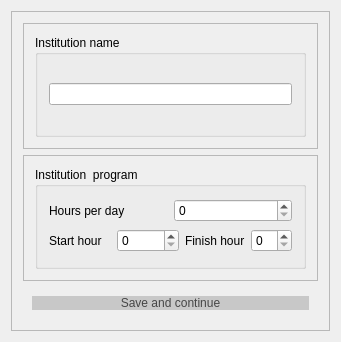
Above: Orar/OrarApp/InstitutionDetailsDialog.ui from alexandrutm/UnivTimetable before the change. Below: the same form after it.
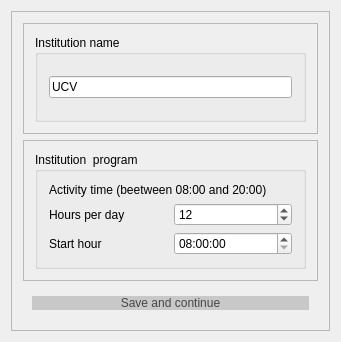
That is the form after the change. Icons and pictures are not drawn.

Commit message: Changed table view from class with a tree view to easily see the groups and subgroups of the year class

Diff of the .ui file:
```diff
--- a/Orar/OrarApp/InstitutionDetailsDialog.ui
+++ b/Orar/OrarApp/InstitutionDetailsDialog.ui
@@ -40,6 +40,9 @@
         <layout class="QHBoxLayout" name="horizontalLayout_8">
          <item>
           <widget class="QGroupBox" name="Institute">
+           <property name="styleSheet">
+            <string notr="true">font: 11pt &quot;Times New Roman&quot;;</string>
+           </property>
            <property name="title">
             <string>Institution name</string>
            </property>
@@ -49,7 +52,11 @@
               <item row="0" column="0">
                <layout class="QHBoxLayout" name="horizontalLayout_2">
                 <item>
-                 <widget class="QLineEdit" name="SchoolName"/>
+                 <widget class="QLineEdit" name="SchoolName">
+                  <property name="text">
+                   <string>UCV</string>
+                  </property>
+                 </widget>
                 </item>
                </layout>
               </item>
@@ -72,11 +79,24 @@
         <layout class="QHBoxLayout" name="horizontalLayout_9">
          <item>
           <widget class="QGroupBox" name="groupBox_2">
+           <property name="styleSheet">
+            <string notr="true">font: 11pt &quot;Times New Roman&quot;;</string>
+           </property>
            <property name="title">
             <string>Institution  program</string>
            </property>
-           <layout class="QGridLayout" name="gridLayout_2">
-            <item row="0" column="0">
+           <layout class="QVBoxLayout" name="verticalLayout_2">
+            <item>
+             <widget class="QLabel" name="label_2">
+              <property name="styleSheet">
+               <string notr="true">font: 11pt &quot;Times New Roman&quot;;</string>
+              </property>
+              <property name="text">
+               <string>Activity time (beetween 08:00 and 20:00)</string>
+              </property>
+             </widget>
+            </item>
+            <item>
              <layout class="QHBoxLayout" name="horizontalLayout_3">
               <item>
                <widget class="QLabel" name="label">
@@ -86,35 +106,50 @@
                </widget>
               </item>
               <item>
-               <widget class="QSpinBox" name="HoursPerDay"/>
+               <widget class="QSpinBox" name="mHoursPerDay">
+                <property name="value">
+                 <number>12</number>
+                </property>
+               </widget>
               </item>
              </layout>
             </item>
-            <item row="3" column="0">
+            <item>
              <layout class="QHBoxLayout" name="horizontalLayout_6">
               <item>
                <widget class="QLabel" name="label_3">
+                <property name="styleSheet">
+                 <string notr="true">font: 11pt &quot;Times New Roman&quot;;</string>
+                </property>
                 <property name="text">
                  <string>Start hour</string>
                 </property>
                </widget>
               </item>
               <item>
-               <widget class="QSpinBox" name="mStartHour"/>
-              </item>
-              <item>
-               <layout class="QHBoxLayout" name="horizontalLayout_10">
-                <item>
-                 <widget class="QLabel" name="label_4">
-                  <property name="text">
-                   <string>Finish hour</string>
-                  </property>
-                 </widget>
-                </item>
-                <item>
-                 <widget class="QSpinBox" name="mFinishHour"/>
-                </item>
-               </layout>
+               <widget class="QTimeEdit" name="mStartHour">
+                <property name="maximumTime">
+                 <time>
+                  <hour>20</hour>
+                  <minute>0</minute>
+                  <second>0</second>
+                 </time>
+                </property>
+                <property name="minimumTime">
+                 <time>
+                  <hour>8</hour>
+                  <minute>0</minute>
+                  <second>0</second>
+                 </time>
+                </property>
+                <property name="time">
+                 <time>
+                  <hour>8</hour>
+                  <minute>0</minute>
+                  <second>0</second>
+                 </time>
+                </property>
+               </widget>
               </item>
              </layout>
             </item>
```
Left out of the diff: 8 changed lines with no effect on the pictures. The commit also changes 29 other files.
